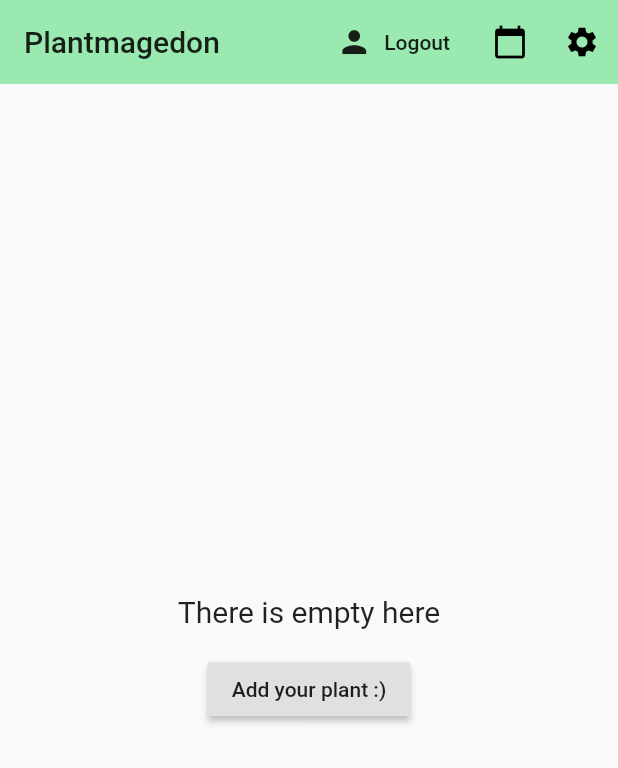
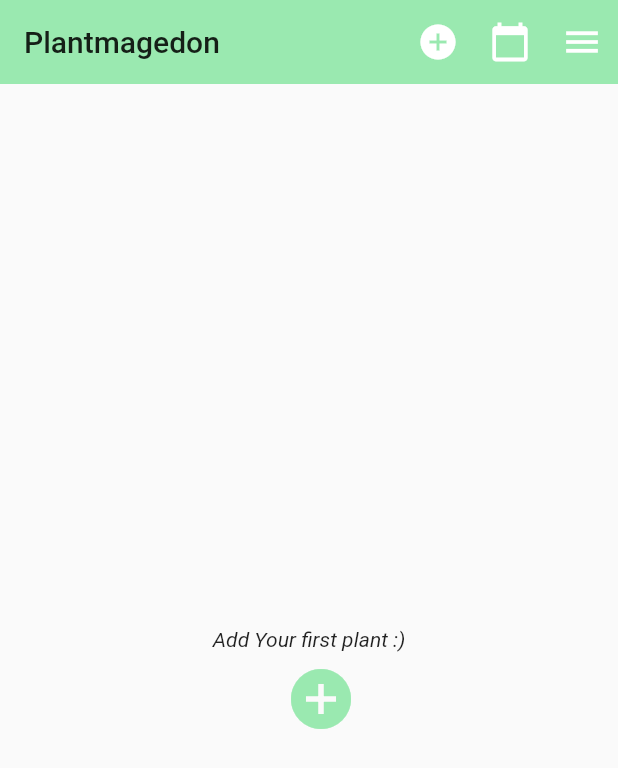
Before and after one commit to koccur/plantaFlutter, a Flutter app: the screen it shows once a user with an empty profile is signed in, on a phone screen of 412 x 824 dp. Shown: the top 768 px of the screen. Run offline on Flutter 3.47's test engine with Material 2 defaults, Android fonts, the phone set to English and light mode, and no system bars; our stand-ins replace camera, cloud_firestore, firebase_auth, flutter_spinkit, flutter_svg; accounts and stored records are empty.

Commit message:
add drawer and restyling ui

```diff
--- a/lib/planta/plant_home.dart
+++ b/lib/planta/plant_home.dart
@@ -66,12 +66,13 @@ class PlantHome2 extends StatelessWidget {
           context: context,
           barrierDismissible: false,
           builder: (BuildContext context) {
-            return SimpleDialog(elevation: 12,
-                contentPadding: EdgeInsets.only(top: 0, bottom: 16),
-                children: <Widget>[
-                  Container(padding: EdgeInsets.symmetric(vertical: 16, horizontal: 16),
-                    margin: EdgeInsets.only(bottom: 24),
-                    child: Text(plant.name, style: TextStyle(fontSize: 21),
+            return SimpleDialog(elevation: 12, contentPadding: EdgeInsets.only(top: 0, bottom: 16), children: <Widget>[
+              Container(
+                padding: EdgeInsets.symmetric(vertical: 16, horizontal: 16),
+                margin: EdgeInsets.only(bottom: 24),
+                child: Text(
+                  plant.name,
+                  style: TextStyle(fontSize: 21),
                 ),
                     color: AppColors.ThemeColor,
               ),
@@ -121,8 +122,7 @@ class PlantHome2 extends StatelessWidget {
                   plant.name,
                   textAlign: TextAlign.center,
                   style: TextStyle(fontSize: 20),
-                ),
-                Container(margin: EdgeInsets.only(top: 16), padding: EdgeInsets.symmetric(horizontal: 32),
+                ), Container(margin: EdgeInsets.only(top: 16), padding: EdgeInsets.symmetric(horizontal: 32),
                   child: Row(children: <Widget>[
                     Padding(
                       padding: const EdgeInsets.only(right: 8.0),
@@ -130,12 +130,10 @@ class PlantHome2 extends StatelessWidget {
                     ),
                     Text(plant.water.lastActivity),
                     IconButton(
-                      icon: new Icon(Icons.cached, color: Colors.black45,
-                      ), onPressed: () => _waterPlant(plant),
+                      icon: new Icon(Icons.cached, color: Colors.black45,), onPressed: () => _waterPlant(plant),
                     )
                   ]),
-                ),
-                Container(alignment: Alignment.center, padding: EdgeInsets.symmetric(horizontal: 32),
+                ), Container(alignment: Alignment.center, padding: EdgeInsets.symmetric(horizontal: 32),
                   child: Row(children: <Widget>[
                     Padding(
                         padding: const EdgeInsets.only(right: 8.0),
@@ -146,8 +144,7 @@ class PlantHome2 extends StatelessWidget {
                         )),
                     Text(plant.fertilization.lastActivity),
                     IconButton(
-                      icon: new Icon(Icons.cached, color: Colors.black38,
-                      ), onPressed: () => _fertilizePlant(plant),
+                      icon: new Icon(Icons.cached, color: Colors.black38,), onPressed: () => _fertilizePlant(plant),
                     )
                   ]),
                 ),
@@ -224,27 +221,18 @@ class PlantHome2 extends StatelessWidget {
           alignment: Alignment.center,
           child: Column(
             mainAxisAlignment: MainAxisAlignment.center,
-            children: <Widget>[
-              Container(
-                child: Text('There is empty here', style: TextStyle(fontSize: 20)),
-                margin: EdgeInsets.only(bottom: 16),
-              ),
-              RaisedButton(
-                child: Text('Add your plant :)'),
-                onPressed: () => Navigator.pushNamed(context, '/addPlant'),
-              )
+            children: <Widget>[SizedBox(
+              height: 20,
+              ), Column(children: <Widget>[
+              Text('Add Your first plant :)', style: TextStyle(fontStyle: FontStyle.italic),),
+              IconButton(icon: Icon(Icons.add_circle, color: AppColors.ThemeColor, size: 48),
+                onPressed: () => Navigator.pushNamed(context, '/addPlant'),),
+            ],),
             ],
           ));
     } else {
       return Column(
         children: <Widget>[
-          SizedBox(
-            height: 20,
-          ),
-          RaisedButton(
-            child: Text('Add your plant :)'),
-            onPressed: () => Navigator.pushNamed(context, '/addPlant'),
-          ),
           SizedBox(
             height: 20,
           ),
--- a/lib/screens/home/home.dart
+++ b/lib/screens/home/home.dart
@@ -2,7 +2,6 @@ import 'package:flutter/material.dart';
 import 'package:planta_flutter/models/Plant.dart';
 import 'package:planta_flutter/models/User.dart';
 import 'package:planta_flutter/planta/plant_home.dart';
-import 'package:planta_flutter/screens/home/settings_form.dart';
 import 'package:planta_flutter/services/auth.dart';
 import 'package:planta_flutter/services/plant.dart';
 import 'package:planta_flutter/shared/colors.dart';
@@ -14,29 +13,30 @@ class Home extends StatelessWidget {
   @override
   Widget build(BuildContext context) {
     final user = Provider.of<User>(context);
+    final _scaffoldKey = GlobalKey<ScaffoldState>();
 
-    _showSettingsPanel() {
-      showModalBottomSheet(
-          context: context,
-          builder: (context) {
-            return Container(
-              padding: EdgeInsets.symmetric(vertical: 20, horizontal: 20),
-              child: SettingsForm(),
-            );
-          });
-    }
-
-    return StreamProvider<List<Plant>>.value(
-        value: PlantService(userUid: user.uid).getPlantsByUserId(), child: Scaffold(appBar: AppBar(
-      title: Text("Plantmagedon"),
-      backgroundColor: AppColors.ThemeColor,
-      elevation: 0.0,
-      actions: <Widget>[
-        FlatButton.icon(onPressed: () async {
-          await _authService.signOut();
-        }, label: Text('Logout'), icon: Icon(Icons.person)),
-        IconButton(onPressed: () {}, icon: Icon(Icons.calendar_today)),
-        IconButton(onPressed: () => _showSettingsPanel(), icon: Icon(Icons.settings)),
-      ],), body: PlantHome2(),));
+    return StreamProvider<List<Plant>>.value(value: PlantService(userUid: user.uid).getPlantsByUserId(),
+        child: Scaffold(key: _scaffoldKey,
+          appBar: AppBar(
+            title: Text("Plantmagedon"), backgroundColor: AppColors.ThemeColor, elevation: 0.0, actions: <Widget>[
+//              Scaffold.of(context).openEndDrawer()
+            IconButton(onPressed: () => Navigator.pushNamed(context, '/addPlant'),
+              icon: Icon(Icons.add_circle),
+              color: Colors.white,
+              iconSize: 28,),
+            IconButton(onPressed: () {}, icon: Icon(Icons.calendar_today), color: Colors.white, iconSize: 28),
+            IconButton(onPressed: () {
+              _scaffoldKey.currentState.openEndDrawer();
+            }, icon: Icon(Icons.menu), color: Colors.white, iconSize: 28),
+          ],),
+          body: PlantHome2(),
+          endDrawer: Drawer(child: ListView(children: <Widget>[
+            DrawerHeader(decoration: BoxDecoration(color: AppColors.ThemeColor),
+              child: Text('Menu', style: TextStyle(color: Colors.white, fontSize: 24),),),
+            ListTile(leading: Icon(Icons.person), title: Text('Logout'), onTap: () async {
+              Navigator.of(context).pop();
+              await _authService.signOut();
+            },),
+          ],),),));
   }
 }
```
